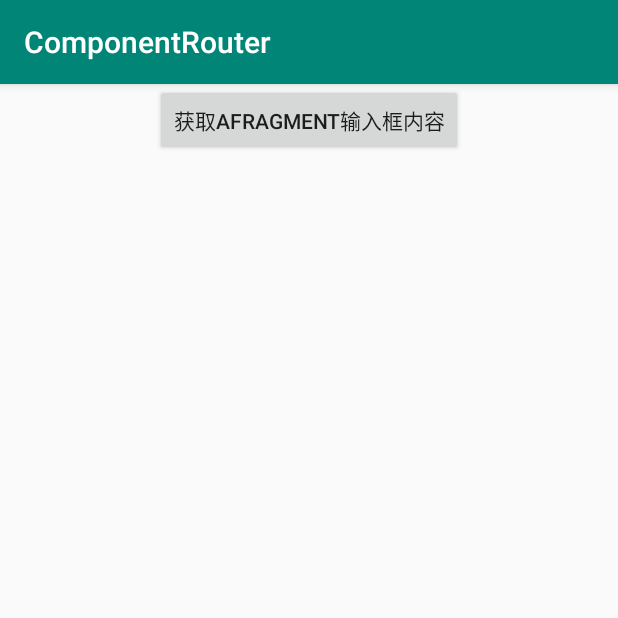
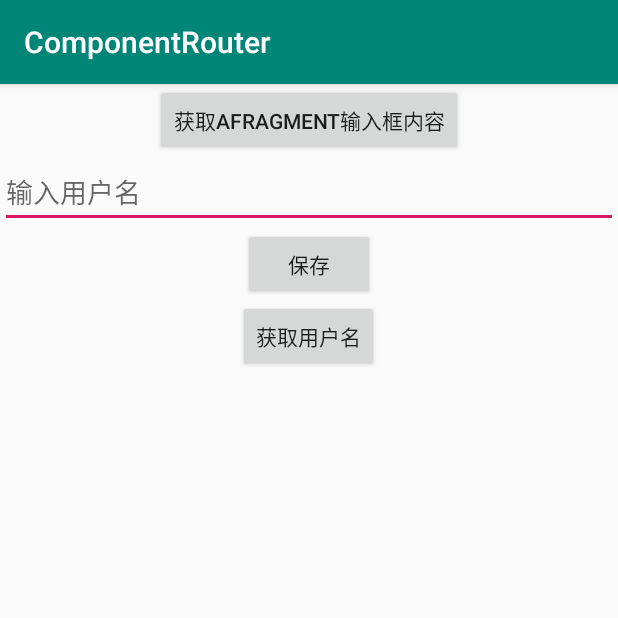
Before and after one commit to WrBug/componentrouter, an Android app: the screen it shows after launch (MainActivity), on a phone screen of 412 x 824 dp, the top half of it. Run offline under Robolectric (Android 15) with nearby library versions, the phone set to English and light mode, and no system bars; 1 statement that could not run was skipped.

```diff
--- a/build.gradle
+++ b/build.gradle
@@ -4,7 +4,7 @@ buildscript {
     ext.router_version = '1.0.0'
 
     //使用本地依赖
-    ext.local = false
+    ext.local = true
     repositories {
         if(local){
             maven {
--- a/sample/build.gradle
+++ b/sample/build.gradle
@@ -1,5 +1,5 @@
 apply plugin: 'com.android.application'
-apply plugin: 'com.wrbug.componentroutergradle'
+//apply plugin: 'com.wrbug.componentroutergradle'
 
 android {
     compileSdkVersion 28
--- a/sample/src/main/res/layout/activity_main.xml
+++ b/sample/src/main/res/layout/activity_main.xml
@@ -16,11 +16,29 @@
     <Button
         android:layout_width="wrap_content"
         android:layout_height="wrap_content"
-        android:onClick="onClick"
+        android:onClick="onGetTextClick"
         android:text="获取AFragment输入框内容"
         app:layout_constraintBottom_toBottomOf="parent"
         app:layout_constraintLeft_toLeftOf="parent"
         app:layout_constraintRight_toRightOf="parent"
         app:layout_constraintTop_toTopOf="parent" />
 
+    <EditText
+        android:id="@+id/usernameEt"
+        android:layout_width="match_parent"
+        android:layout_height="wrap_content"
+        android:hint="输入用户名" />
+
+    <Button
+        android:layout_width="wrap_content"
+        android:layout_height="wrap_content"
+        android:onClick="onSaveUserClick"
+        android:text="保存" />
+
+
+    <Button
+        android:layout_width="wrap_content"
+        android:layout_height="wrap_content"
+        android:onClick="onGetUserClick"
+        android:text="获取用户名" />
 </LinearLayout>
```
Also changed, not shown: a_component/src/main/java/com/wrbug/componentrouter/acomponent/UserManagerService.java (added, +44 -0 lines), component_router/src/main/java/com/wrbug/componentrouter/annotation/SingletonRouter.java (added, +12 -0 lines), component_router_compile/src/main/java/com/wrbug/componentrouter/componentroutercompile/TypeNameUtils.java (+10 -0 lines), component_router_compile/src/main/java/com/wrbug/componentrouter/componentroutercompile/generator/ObjectRouterGenerator.java (+77 -25 lines), component_router_gradle/build.gradle (+17 -14 lines), sample/src/main/java/com/wrbug/componentrouter/sample/MainActivity.java (+15 -9 lines).
